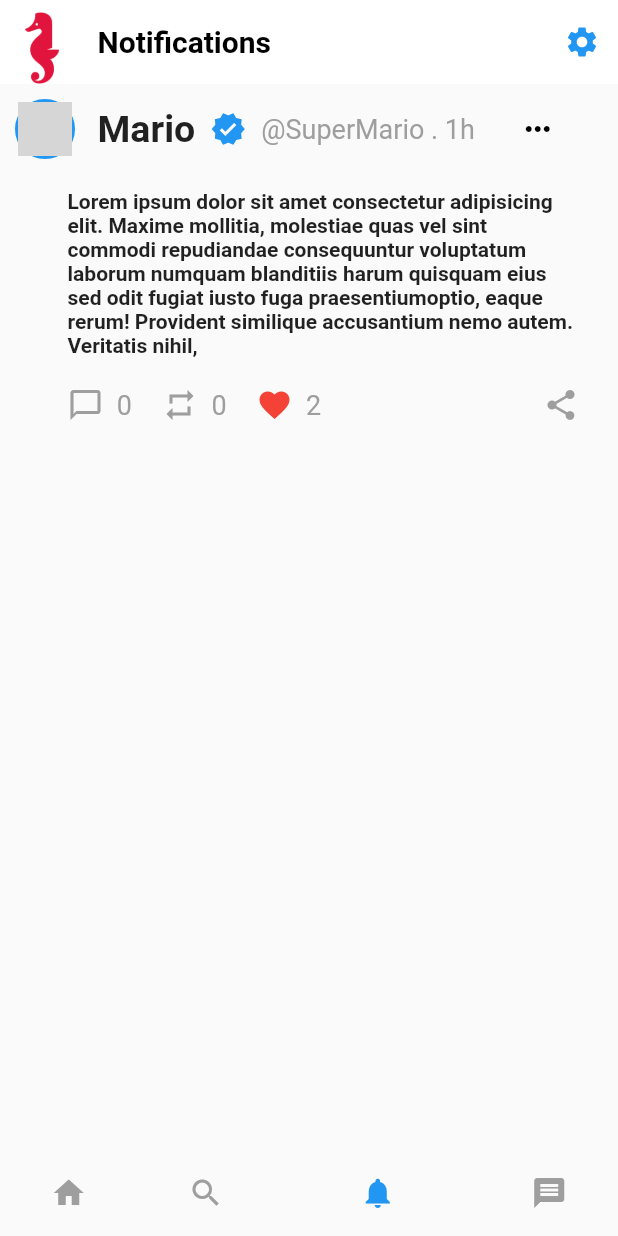
After one commit to jaafarfares/holbertonschool-twitter_clone, a Flutter app: the BarMenu screen opened directly, item 3 of the bottom bar chosen, after a tap on the "settings" icon, on a phone screen of 412 x 824 dp. The commit adds this screen. Run offline on Flutter 3.47's test engine with Material 2 defaults, Android fonts, the phone set to English and light mode, and no system bars; network calls fail; grey boxes are pictures that could not be loaded.

Commit message:
add part 2 features

```diff
--- /dev/null
+++ b/twitter/lib/providers/app_state.dart
@@ -0,0 +1,19 @@
+
+import 'package:flutter/material.dart';
+
+class SharedState extends ChangeNotifier {
+  bool _hasChanged = false;
+  bool get isbusy => _hasChanged;
+  set loading(bool value) {
+    _hasChanged = value;
+    notifyListeners();
+  }
+  int _pageNum = 0;
+  int get pageNum {
+    return _pageNum;
+  }
+  set setpageIndex(int index) {
+    _pageNum = index;
+    notifyListeners();
+  }
+}
--- a/twitter/lib/screens/home_screen.dart
+++ b/twitter/lib/screens/home_screen.dart
@@ -1,5 +1,10 @@
 import 'package:flutter/material.dart';
+import 'package:provider/provider.dart';
+import 'package:twitter/providers/app_state.dart';
+import 'package:twitter/screens/signin_screen.dart';
+import 'package:twitter/widgets/bottom_bar_menu.dart';
 import 'package:twitter/widgets/side_bar_menu.dart';
+import 'package:twitter/widgets/users_search_results_widget.dart';
 
 class HomeScreen extends StatefulWidget {
   const HomeScreen({super.key});
@@ -11,20 +16,29 @@ class HomeScreen extends StatefulWidget {
 class _HomeScreenState extends State<HomeScreen> {
   @override
   Widget build(BuildContext context) {
-    return Scaffold(
-      appBar: AppBar(
-        title: Text('Home'),
-        /*  leading: GestureDetector(
-          child: Icon(Icons.menu),
-          onTap: () {
-            Navigator.push(
-              context,
-              MaterialPageRoute(builder: (context) => const SideBarMenu()),
-            );
-          },
-        ), */
+    // Add this line
+
+    return SafeArea(
+      child: Scaffold(
+        appBar: AppBar(
+          title: const Text('Home Page'),
+          centerTitle: true,
+        ),
+        body: SafeArea(
+            child: Center(
+          child: GestureDetector(
+              onTap: () {
+                /*        Navigator.pushReplacement(
+                  context,
+                  MaterialPageRoute(
+                      builder: (context) => UsersSearchResultsWidget()),
+                ); */
+              },
+              child: const Text('Home')),
+        )),
+        drawer: const SideBarMenu(),
+        //bottomNavigationBar: const BarMenu(),
       ),
-      drawer: SideBarMenu(),
     );
   }
 }
--- /dev/null
+++ b/twitter/lib/screens/notifications_screen.dart
@@ -0,0 +1,53 @@
+import 'package:flutter/material.dart';
+import 'package:twitter/widgets/bottom_bar_menu.dart';
+import 'package:twitter/widgets/post_widget.dart';
+
+class NotificationsScreen extends StatefulWidget {
+  const NotificationsScreen({super.key});
+
+  @override
+  State<NotificationsScreen> createState() => _NotificationsScreenState();
+}
+
+class _NotificationsScreenState extends State<NotificationsScreen> {
+  @override
+  Widget build(BuildContext context) {
+    return Scaffold(
+      appBar: AppBar(
+        titleSpacing: 9,
+        //primary: false,
+        backgroundColor: Colors.white,
+        elevation: 0,
+        leading: Container(
+          padding: const EdgeInsets.only(top: 8),
+          width: 20,
+          height: 20,
+          child: Image.asset(('asstes/logo/logo.png')),
+        ),
+        title: const Text(
+          'Notifications',
+          style: TextStyle(color: Colors.black, fontWeight: FontWeight.bold),
+        ),
+        //centerTitle: true,
+        actions: [
+          IconButton(
+            icon: const Icon(
+              Icons.settings,
+              color: Colors.blue,
+            ),
+            onPressed: () {
+              // Handle the settings icon press here
+            },
+          ),
+        ],
+      ),
+      body: Center(
+        child:
+            PostWidget(), /* Text(
+          'No Notifications Yet',
+          style: TextStyle(fontWeight: FontWeight.bold, fontSize: 30),
+        ), */
+      ),
+    );
+  }
+}
--- a/twitter/lib/screens/signin_screen.dart
+++ b/twitter/lib/screens/signin_screen.dart
@@ -57,7 +57,7 @@ class _SignInState extends State<SignIn> {
               hint: 'Enter email',
             ),
             CustomEntryField(
-              controller: _emailController,
+              controller: _passwordController,
               hint: 'Enter password',
               isPassword: true,
             ),
--- /dev/null
+++ b/twitter/lib/widgets/bottom_bar_menu.dart
@@ -0,0 +1,66 @@
+import 'package:flutter/material.dart';
+import 'package:provider/provider.dart';
+import 'package:twitter/providers/app_state.dart';
+import 'package:twitter/screens/chats_screen.dart';
+import 'package:twitter/screens/home_screen.dart';
+import 'package:twitter/screens/notifications_screen.dart';
+import 'package:twitter/screens/search_screen.dart';
+
+class BarMenu extends StatefulWidget {
+  const BarMenu({super.key});
+
+  @override
+  State<BarMenu> createState() => _BarMenuState();
+}
+
+class _BarMenuState extends State<BarMenu> {
+  int currentPageIndex = 0;
+
+  @override
+  Widget build(BuildContext context) {
+    final sharedState = Provider.of<SharedState>(context);
+    return Scaffold(
+      bottomNavigationBar: BottomNavigationBar(
+        selectedItemColor: Colors.blue,
+        unselectedItemColor: Colors.grey,
+        backgroundColor: Colors.white,
+        currentIndex: currentPageIndex,
+        showSelectedLabels: false,
+        showUnselectedLabels: false,
+        unselectedFontSize: 0,
+        selectedFontSize: 0,
+        elevation: 0,
+        items: const <BottomNavigationBarItem>[
+          BottomNavigationBarItem(
+            icon: Icon(Icons.home),
+            label: '',
+          ),
+          BottomNavigationBarItem(
+            icon: Icon(Icons.search),
+            label: '',
+          ),
+          BottomNavigationBarItem(
+            icon: Icon(Icons.notifications),
+            label: '',
+          ),
+          BottomNavigationBarItem(
+            icon: Icon(Icons.message),
+            label: '',
+          ),
+        ],
+        onTap: (value) {
+          /*         setState(() {
+            currentPageIndex = value;
+          }); */
+          sharedState.setpageIndex = currentPageIndex = value;
+        },
+      ),
+      body: [
+        const HomeScreen(),
+        const SearchScreen(),
+        const NotificationsScreen(),
+        const ChatsScreen(),
+      ][currentPageIndex],
+    );
+  }
+}
--- /dev/null
+++ b/twitter/lib/widgets/post_widget.dart
@@ -0,0 +1,98 @@
+import 'dart:math';
+
+import 'package:flutter/material.dart';
+
+class PostWidget extends StatelessWidget {
+  PostWidget(
+      {super.key,
+      this.img =
+          'https://upload.wikimedia.org/wikipedia/en/1/16/Crash_Bandicoot.png'});
+  String img;
+  @override
+  Widget build(BuildContext context) {
+    return Scaffold(
+      body: Center(
+        child: Container(
+          padding: const EdgeInsets.all(10),
+          child: Column(
+            children: [
+              Column(
+                children: [
+                  Row(
+                    crossAxisAlignment: CrossAxisAlignment.center,
+                    // mainAxisAlignment: MainAxisAlignment.spaceBetween,
+                    children: [
+                      Container(
+                        decoration: BoxDecoration(
+                          color: Colors.blue,
+                          borderRadius: BorderRadius.circular(30),
+                          border: Border.all(color: Colors.blue, width: 2),
+                        ),
+                        width: 40,
+                        height: 40,
+                        child: Image.network(img, fit: BoxFit.cover),
+                      ),
+                      const SizedBox(width: 15),
+                      const Text(
+                        'Mario',
+                        style: TextStyle(
+                            fontWeight: FontWeight.bold, fontSize: 25),
+                      ),
+                      const SizedBox(width: 10),
+                      const Icon(Icons.verified, color: Colors.blue),
+                      const SizedBox(width: 10),
+                      const Text(
+                        '@SuperMario . 1h',
+                        style: TextStyle(color: Colors.grey, fontSize: 18),
+                      ),
+                      const SizedBox(width: 30),
+                      const Icon(Icons.more_horiz, color: Colors.black),
+                    ],
+                  ),
+                  const Padding(
+                    padding: EdgeInsets.only(left: 35, top: 20, right: 16),
+                    child: Column(
+                      children: [
+                        Text(
+                          'Lorem ipsum dolor sit amet consectetur adipisicing elit. Maxime mollitia, molestiae quas vel sint commodi repudiandae consequuntur voluptatum laborum numquam blanditiis harum quisquam eius sed odit fugiat iusto fuga praesentiumoptio, eaque rerum! Provident similique accusantium nemo autem. Veritatis nihil,',
+                          style: TextStyle(fontWeight: FontWeight.bold),
+                        ),
+                        SizedBox(
+                          height: 20,
+                        ),
+                        Row(
+                          children: [
+                            Icon(Icons.chat_bubble_outline, color: Colors.grey),
+                            Text('  0',
+                                style: TextStyle(
+                                    fontSize: 18, color: Colors.grey)),
+                            SizedBox(width: 20),
+                            Icon(Icons.repeat, color: Colors.grey),
+                            Text('  0',
+                                style: TextStyle(
+                                    fontSize: 18, color: Colors.grey)),
+                            SizedBox(width: 20),
+                            Icon(
+                              Icons.favorite,
+                              color: Colors.red,
+                            ),
+                            Text('  2',
+                                style: TextStyle(
+                                    fontSize: 18, color: Colors.grey)),
+                            SizedBox(width: 20),
+                            Spacer(),
+                            Icon(Icons.share, color: Colors.grey),
+                          ],
+                        ),
+                      ],
+                    ),
+                  )
+                ],
+              ),
+            ],
+          ),
+        ),
+      ),
+    );
+  }
+}
--- a/twitter/lib/widgets/side_bar_menu.dart
+++ b/twitter/lib/widgets/side_bar_menu.dart
@@ -11,8 +11,6 @@ class _SideBarMenuState extends State<SideBarMenu> {
   @override
   Widget build(BuildContext context) {
     return Drawer(
-/*       width: 89,
-      elevation: 7, */
       child: ListView(
         padding: EdgeInsets.zero,
         children: <Widget>[
@@ -28,7 +26,9 @@ class _SideBarMenuState extends State<SideBarMenu> {
                 crossAxisAlignment: CrossAxisAlignment.start,
                 children: [
                   Container(
-                    width: 30,
+                    padding: const EdgeInsets.only(top: 8),
+                    width: 50,
+                    height: 50,
                     child: Image.asset(('asstes/logo/logo.png')),
                   ),
                   const SizedBox(height: 10),
--- a/twitter/pubspec.yaml
+++ b/twitter/pubspec.yaml
@@ -35,6 +35,7 @@ dependencies:
   # The following adds the Cupertino Icons font to your application.
   # Use with the CupertinoIcons class for iOS style icons.
   cupertino_icons: ^1.0.2
+  provider: ^6.0.5
 
 dev_dependencies:
   flutter_test:
```
Also changed, not shown: twitter/lib/assets/dummydatat.dart (added, +58 -0 lines), twitter/lib/main.dart (+16 -4 lines), twitter/lib/screens/chats_screen.dart (added, +49 -0 lines), twitter/lib/screens/search_screen.dart (added, +61 -0 lines), twitter/lib/widgets/users_search_results_widget.dart (added, +78 -0 lines), 6.png (added), 7.png (added), 8.png (added), 9.png (added), twitter/asstes/logo/logo2.png (added), twitter/pubspec.lock, 2 other files.
